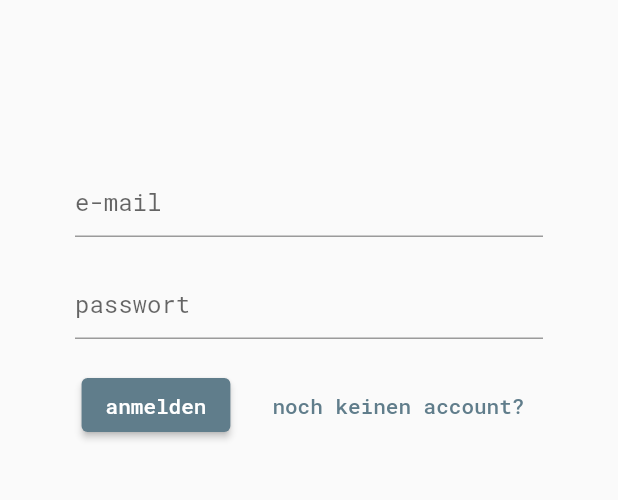
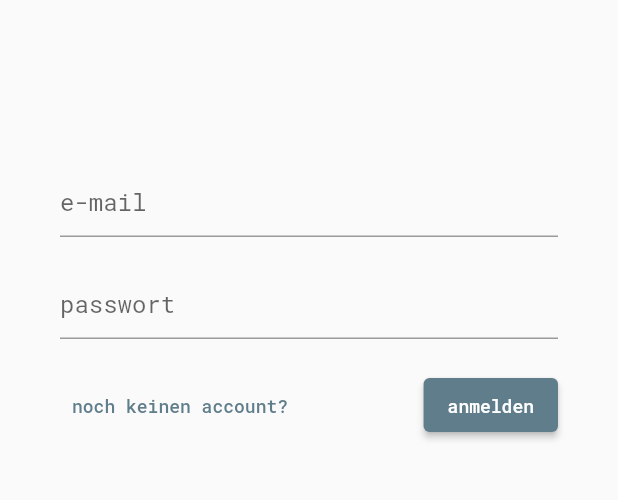
Before and after one commit to bjin96/spektrum, a Flutter app: the screen it shows after launch, on a phone screen of 412 x 824 dp, the part 468-968 px from its top. Run offline on Flutter 3.47's test engine with Material 2 defaults, Android fonts, the phone set to English and light mode, and no system bars; our stand-ins replace firebase_auth, firebase_core; missing offline and left inert: postgres; accounts and stored records are empty.

Commit message:
Improve login ux

```diff
--- a/lib/authentication.dart
+++ b/lib/authentication.dart
@@ -18,6 +18,7 @@ class _AuthenticationPageState extends State<AuthenticationPage> {
   TextEditingController _mail = TextEditingController();
   TextEditingController _password = TextEditingController();
   bool _isRegisterMode = false;
+  bool _wrongCredentials = false;
 
   void registerUser() async {
     if (_formKey.currentState.validate()) {
@@ -52,7 +53,7 @@ class _AuthenticationPageState extends State<AuthenticationPage> {
     }
   }
 
-  void signIn() async {
+  void signIn(StateSetter setState) async {
     if (_formKey.currentState.validate()) {
       try {
         await FirebaseAuth.instance.signInWithEmailAndPassword(
@@ -64,6 +65,7 @@ class _AuthenticationPageState extends State<AuthenticationPage> {
           MaterialPageRoute(builder: (context) => ContactPage()),
         );
       } on FirebaseAuthException catch (e) {
+        setState(() => _wrongCredentials = true);
         if (e.code == 'user-not-found') {
           print('No user found for that email.');
         } else if (e.code == 'wrong-password') {
@@ -102,7 +104,7 @@ class _AuthenticationPageState extends State<AuthenticationPage> {
                 mainAxisAlignment: MainAxisAlignment.start,
                 children: [
                   Container(
-                    padding: EdgeInsets.only(top: 10, left: 50, right: 50, bottom: 10),
+                    padding: EdgeInsets.only(top: 10, left: 40, right: 40, bottom: 10),
                     child: TextFormField(
                       keyboardType: TextInputType.emailAddress,
                       obscureText: false,
@@ -121,7 +123,7 @@ class _AuthenticationPageState extends State<AuthenticationPage> {
                     ),
                   ),
                   Container(
-                    padding: EdgeInsets.only(top: 10, left: 50, right: 50, bottom: 10),
+                    padding: EdgeInsets.only(top: 10, left: 40, right: 40, bottom: 10),
                     child: TextFormField(
                       obscureText: true,
                       style: TextStyle(),
@@ -139,13 +141,13 @@ class _AuthenticationPageState extends State<AuthenticationPage> {
                       },
                       controller: _password,
                       textInputAction: _isRegisterMode ? TextInputAction.next : TextInputAction.done,
-                      onEditingComplete: _isRegisterMode ? null : () => {signIn()},
+                      onEditingComplete: _isRegisterMode ? null : () => {signIn(setState)},
                     ),
                   ),
                   Visibility(
                     visible: _isRegisterMode,
                     child: Container(
-                      padding: EdgeInsets.only(top: 10, left: 50, right: 50, bottom: 10),
+                      padding: EdgeInsets.only(top: 10, left: 40, right: 40, bottom: 10),
                       child: TextFormField(
                         obscureText: true,
                         style: TextStyle(),
@@ -164,48 +166,53 @@ class _AuthenticationPageState extends State<AuthenticationPage> {
                     ),
                   ),
                   Visibility(
-                    visible: !_isRegisterMode,
-                    child: Row(
-                      mainAxisAlignment: MainAxisAlignment.center,
-                      children: [
-                        Container(
-                          padding: EdgeInsets.all(10),
-                          child: ElevatedButton(
-                            child: Text('anmelden'),
-                            onPressed: () => {signIn()},
+                      visible: _wrongCredentials,
+                      child: Container(
+                        alignment: Alignment.centerLeft,
+                        padding: EdgeInsets.only(top: 10, left: 40, right: 40, bottom: 10),
+                        child: Text(
+                          'benutzername oder password falsch.',
+                          style: TextStyle(color: Colors.red[700], fontSize: 12),
                         ),
                       ),
-                        Container(
-                          padding: EdgeInsets.all(10),
-                          child: TextButton(
-                            child: Text('noch keinen account?'),
+                  ),
+                  Visibility(
+                    visible: !_isRegisterMode,
+                    child: Container(
+                      padding: EdgeInsets.only(top: 10, left: 40, right: 40, bottom: 10),
+                      child: Row(
+                        mainAxisAlignment: MainAxisAlignment.spaceBetween,
+                        children: [
+                          TextButton(
+                            child: Text('noch keinen account?', style: TextStyle(fontSize: 12)),
                             onPressed: () => setState(() => _isRegisterMode = true),
                           ),
+                          ElevatedButton(
+                            child: Text('anmelden', style: TextStyle(fontSize: 12)),
+                            onPressed: () => {signIn(setState)},
                           ),
                         ],
                       ),
                     ),
+                  ),
                   Visibility(
                     visible: _isRegisterMode,
+                    child: Container(
+                      padding: EdgeInsets.only(top: 10, left: 40, right: 40, bottom: 10),
                       child: Row(
-                      mainAxisAlignment: MainAxisAlignment.center,
+                        mainAxisAlignment: MainAxisAlignment.spaceBetween,
                         children: [
-                        Container(
-                          padding: EdgeInsets.all(10),
-                          child: ElevatedButton(
-                            child: Text('registrieren'),
-                            onPressed: () => {registerUser()},
-                          ),
-                        ),
-                        Container(
-                          padding: EdgeInsets.all(10),
-                          child: TextButton(
-                            child: Text('bereits einen account?'),
+                          TextButton(
+                            child: Text('bereits einen account?', style: TextStyle(fontSize: 12)),
                             onPressed: () => setState(() => _isRegisterMode = false),
                           ),
+                          ElevatedButton(
+                            child: Text('registrieren', style: TextStyle(fontSize: 12)),
+                            onPressed: () => {registerUser()},
                           ),
                         ],
                       ),
+                    )
                   ),
                 ],
               ),
```
Lines whose indentation alone changed are shown as unchanged.
